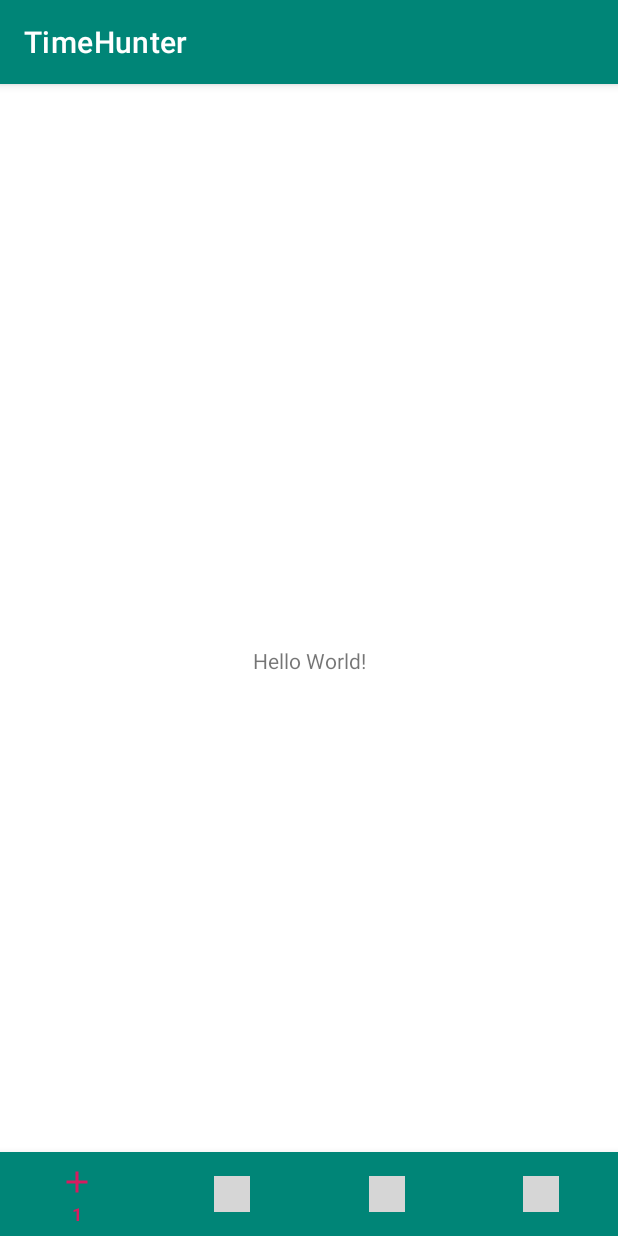
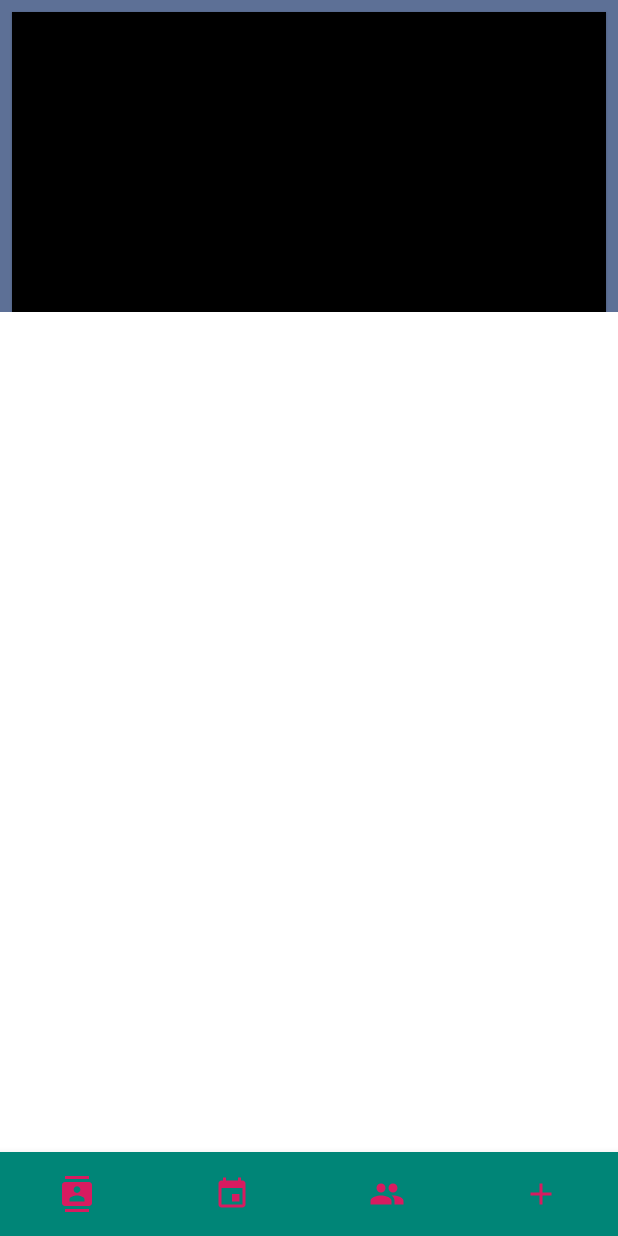
Before and after one commit to michaelSetnyk/time_hunter, an Android app: the screen it shows after launch (MainActivity), on a phone screen of 412 x 824 dp. Run offline under Robolectric (Android 15) with nearby library versions, the phone set to English and light mode, and no system bars; grey boxes are pictures that could not be loaded.

Commit message:
rough carousel

```diff
--- a/app/build.gradle
+++ b/app/build.gradle
@@ -29,9 +29,10 @@ dependencies {
     implementation 'androidx.appcompat:appcompat:1.1.0'
     implementation 'androidx.core:core-ktx:1.1.0'
     implementation 'androidx.constraintlayout:constraintlayout:1.1.3'
+    implementation 'androidx.legacy:legacy-support-v4:1.0.0'
     testImplementation 'junit:junit:4.12'
     androidTestImplementation 'androidx.test.ext:junit:1.1.1'
     androidTestImplementation 'androidx.test.espresso:espresso-core:3.2.0'
     implementation 'com.google.android.material:material:1.0.0'
-
+    implementation "androidx.viewpager2:viewpager2:1.0.0-rc01"
 }
--- a/app/src/main/AndroidManifest.xml
+++ b/app/src/main/AndroidManifest.xml
@@ -9,13 +9,18 @@
         android:roundIcon="@mipmap/ic_launcher_round"
         android:supportsRtl="true"
         android:theme="@style/AppTheme">
+        <activity android:name=".CarouselActivity">
+            <intent-filter>
+                <action android:name="android.intent.action.VIEW"/>
+            </intent-filter>
+        </activity>
         <activity android:name=".MainActivity">
             <intent-filter>
                 <action android:name="android.intent.action.MAIN" />
-
                 <category android:name="android.intent.category.LAUNCHER" />
             </intent-filter>
         </activity>
+        <activity android:name="CarouselFragmentActivity" />
     </application>
 
 </manifest>
--- a/app/src/main/java/com/example/timehunter/MainActivity.kt
+++ b/app/src/main/java/com/example/timehunter/MainActivity.kt
@@ -2,11 +2,62 @@ package com.example.timehunter
 
 import androidx.appcompat.app.AppCompatActivity
 import android.os.Bundle
+import android.view.LayoutInflater
+import android.view.View
+import android.view.ViewGroup
+import androidx.fragment.app.Fragment
+import androidx.fragment.app.FragmentActivity
+import androidx.recyclerview.widget.RecyclerView
+import androidx.viewpager2.adapter.FragmentStateAdapter
+import androidx.viewpager2.widget.ViewPager2
+import kotlinx.android.synthetic.main.fragment_carousel_main_screen.view.*
 
-class MainActivity : AppCompatActivity() {
+class MainActivity : FragmentActivity() {
+
+    private lateinit var viewPager: ViewPager2
 
     override fun onCreate(savedInstanceState: Bundle?) {
         super.onCreate(savedInstanceState)
         setContentView(R.layout.activity_main)
+        // Instantiate a ViewPager2 and a PagerAdapter.
+        viewPager = findViewById(R.id.view_pager)
+        // The pager adapter, which provides the pages to the view pager widget.
+        val pagerAdapter = ViewPagerAdapter()
+        viewPager.adapter = pagerAdapter
     }
+
+    override fun onBackPressed() {
+        if (viewPager.currentItem == 0) {
+            // If the user is currently looking at the first step, allow the system to handle the
+            // Back button. This calls finish() on this activity and pops the back stack.
+            super.onBackPressed()
+        } else {
+            // Otherwise, select the previous step.
+            viewPager.currentItem = viewPager.currentItem - 1
+        }
+    }
+
+    private class ViewPagerAdapter : RecyclerView.Adapter<PagerVH>() {
+
+        private val colors = intArrayOf(
+            android.R.color.black,
+            android.R.color.holo_red_light,
+            android.R.color.holo_blue_dark,
+            android.R.color.holo_purple
+        )
+
+        override fun onCreateViewHolder(parent: ViewGroup, viewType: Int): PagerVH =
+            PagerVH(LayoutInflater.from(parent.context).inflate(R.layout.fragment_carousel_main_screen, parent, false))
+
+        override fun getItemCount(): Int = colors.size
+
+        override fun onBindViewHolder(holder: PagerVH, position: Int) = holder.itemView.run {
+            txtMain.text = "item $position"
+            card.setBackgroundResource(colors[position])
+        }
+    }
+
+    class PagerVH(itemView: View) : RecyclerView.ViewHolder(itemView)
+
+
 }
--- /dev/null
+++ b/app/src/main/java/com/example/timehunter/MainScreenCarouselFragment.kt
@@ -0,0 +1,16 @@
+package com.example.timehunter
+
+import android.os.Bundle
+import android.view.LayoutInflater
+import android.view.View
+import android.view.ViewGroup
+import androidx.fragment.app.Fragment
+
+class MainScreenCarouselFragment : Fragment() {
+
+    override fun onCreateView(
+        inflater: LayoutInflater,
+        container: ViewGroup?,
+        savedInstanceState: Bundle?
+    ): View = inflater.inflate(R.layout.fragment_carousel_main_screen, container, false)
+}
--- /dev/null
+++ b/app/src/main/res/drawable/ic_contacts_black_24dp.xml
@@ -0,0 +1,9 @@
+<vector xmlns:android="http://schemas.android.com/apk/res/android"
+        android:width="24dp"
+        android:height="24dp"
+        android:viewportWidth="24.0"
+        android:viewportHeight="24.0">
+    <path
+        android:fillColor="#FF000000"
+        android:pathData="M20,0L4,0v2h16L20,0zM4,24h16v-2L4,22v2zM20,4L4,4c-1.1,0 -2,0.9 -2,2v12c0,1.1 0.9,2 2,2h16c1.1,0 2,-0.9 2,-2L22,6c0,-1.1 -0.9,-2 -2,-2zM12,6.75c1.24,0 2.25,1.01 2.25,2.25s-1.01,2.25 -2.25,2.25S9.75,10.24 9.75,9 10.76,6.75 12,6.75zM17,17L7,17v-1.5c0,-1.67 3.33,-2.5 5,-2.5s5,0.83 5,2.5L17,17z"/>
+</vector>
--- /dev/null
+++ b/app/src/main/res/drawable/ic_event_black_24dp.xml
@@ -0,0 +1,9 @@
+<vector xmlns:android="http://schemas.android.com/apk/res/android"
+        android:width="24dp"
+        android:height="24dp"
+        android:viewportWidth="24.0"
+        android:viewportHeight="24.0">
+    <path
+        android:fillColor="#FF000000"
+        android:pathData="M17,12h-5v5h5v-5zM16,1v2L8,3L8,1L6,1v2L5,3c-1.11,0 -1.99,0.9 -1.99,2L3,19c0,1.1 0.89,2 2,2h14c1.1,0 2,-0.9 2,-2L21,5c0,-1.1 -0.9,-2 -2,-2h-1L18,1h-2zM19,19L5,19L5,8h14v11z"/>
+</vector>
--- /dev/null
+++ b/app/src/main/res/drawable/ic_people_black_24dp.xml
@@ -0,0 +1,9 @@
+<vector xmlns:android="http://schemas.android.com/apk/res/android"
+        android:width="24dp"
+        android:height="24dp"
+        android:viewportWidth="24.0"
+        android:viewportHeight="24.0">
+    <path
+        android:fillColor="#FF000000"
+        android:pathData="M16,11c1.66,0 2.99,-1.34 2.99,-3S17.66,5 16,5c-1.66,0 -3,1.34 -3,3s1.34,3 3,3zM8,11c1.66,0 2.99,-1.34 2.99,-3S9.66,5 8,5C6.34,5 5,6.34 5,8s1.34,3 3,3zM8,13c-2.33,0 -7,1.17 -7,3.5L1,19h14v-2.5c0,-2.33 -4.67,-3.5 -7,-3.5zM16,13c-0.29,0 -0.62,0.02 -0.97,0.05 1.16,0.84 1.97,1.97 1.97,3.45L17,19h6v-2.5c0,-2.33 -4.67,-3.5 -7,-3.5z"/>
+</vector>
--- a/app/src/main/res/layout/activity_main.xml
+++ b/app/src/main/res/layout/activity_main.xml
@@ -6,18 +6,17 @@
     android:layout_height="match_parent"
     tools:context=".MainActivity">
 
-    <TextView
-        android:layout_width="wrap_content"
+
+    <androidx.viewpager2.widget.ViewPager2
+        android:id="@+id/view_pager"
+        android:layout_width="match_parent"
         android:layout_height="wrap_content"
-        android:text="Hello World!"
-        app:layout_constraintBottom_toBottomOf="parent"
-        app:layout_constraintLeft_toLeftOf="parent"
-        app:layout_constraintRight_toRightOf="parent"
-        app:layout_constraintTop_toTopOf="parent" />
+        android:background="#AA0C2962" />
 
     <FrameLayout
         android:layout_width="match_parent"
         android:layout_height="match_parent">
+
 
         <com.google.android.material.bottomnavigation.BottomNavigationView
             android:id="@+id/bottom_navigation"
@@ -25,9 +24,11 @@
             android:layout_height="wrap_content"
             android:layout_gravity="bottom"
             android:background="@color/colorPrimary"
+            app:labelVisibilityMode="unlabeled"
             app:itemIconTint="@color/colorAccent"
             app:itemTextColor="@color/colorAccent"
             app:menu="@menu/bottom_navigation_menu" />
+
     </FrameLayout>
 
 </androidx.constraintlayout.widget.ConstraintLayout>
--- /dev/null
+++ b/app/src/main/res/layout/fragment_carousel_main_screen.xml
@@ -0,0 +1,22 @@
+<?xml version="1.0" encoding="utf-8"?>
+<LinearLayout xmlns:android="http://schemas.android.com/apk/res/android"
+    android:orientation="vertical"
+    android:layout_width="match_parent"
+    android:layout_height="match_parent">
+
+    <com.google.android.material.card.MaterialCardView
+        android:id="@+id/card"
+        android:layout_width="match_parent"
+        android:layout_height="wrap_content"
+        android:layout_marginLeft="@dimen/mtrl_card_spacing"
+        android:layout_marginTop="@dimen/mtrl_card_spacing"
+        android:layout_marginRight="@dimen/mtrl_card_spacing"
+        android:minHeight="200dp">
+        <TextView
+            android:id="@+id/txtMain"
+            android:layout_width="wrap_content"
+            android:layout_height="wrap_content"/>
+    </com.google.android.material.card.MaterialCardView>
+
+
+</LinearLayout>
--- a/app/src/main/res/menu/bottom_navigation_menu.xml
+++ b/app/src/main/res/menu/bottom_navigation_menu.xml
@@ -1,15 +1,15 @@
 <?xml version="1.0" encoding="utf-8"?>
 <menu xmlns:android="http://schemas.android.com/apk/res/android">
-    <item android:title="1"
-        android:id="@+id/bottomNavigationAlarmMenuId"
+    <item android:title="@string/contacts"
+        android:id="@+id/bottomNavigationContactMenuId"
+        android:icon="@drawable/ic_contacts_black_24dp"/>
+    <item android:title="@string/event"
+        android:id="@+id/bottomNavigationEventMenuId"
+        android:icon="@drawable/ic_event_black_24dp"/>
+    <item android:title="@string/group"
+        android:id="@+id/bottomNavigationGroupMenuId"
+        android:icon="@drawable/ic_people_black_24dp"/>
+    <item android:title="@string/add"
+        android:id="@+id/bottom_navigation"
         android:icon="@drawable/ic_add_black_24dp"/>
-    <item android:title="2"
-        android:id="@+id/bottomNavigationClockMenuId"
-        android:icon="@drawable/clock_vector_icon"/>
-    <item android:title="3"
-        android:id="@+id/bottomNavigationTimerMenuId"
-        android:icon="@drawable/timer_vector_icon"/>
-    <item android:title="4"
-        android:id="@+id/bottomNavigationStopWatchMenuId"
-        android:icon="@drawable/stopwatch_vector_icon"/>
-</menu>
+    </menu>
--- a/app/src/main/res/values/strings.xml
+++ b/app/src/main/res/values/strings.xml
@@ -1,3 +1,10 @@
 <resources>
     <string name="app_name">TimeHunter</string>
+    <string name="contacts">Contacts</string>
+    <string name="group">Group</string>
+    <string name="event">Event</string>
+    <string name="add">Add</string>
+
+    <!-- TODO: Remove or change this placeholder text -->
+    <string name="hello_blank_fragment">Hello blank fragment</string>
 </resources>
```
Lines whose indentation alone changed are shown as unchanged.
